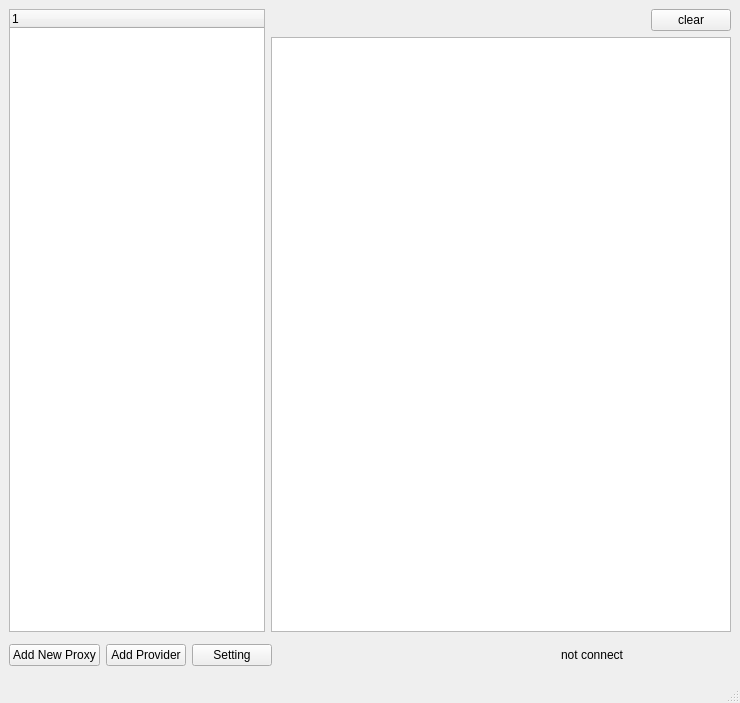
The window that ui/MainWindow.ui (ktereyp/bridge) describes before a commit, drawn with Qt 5.
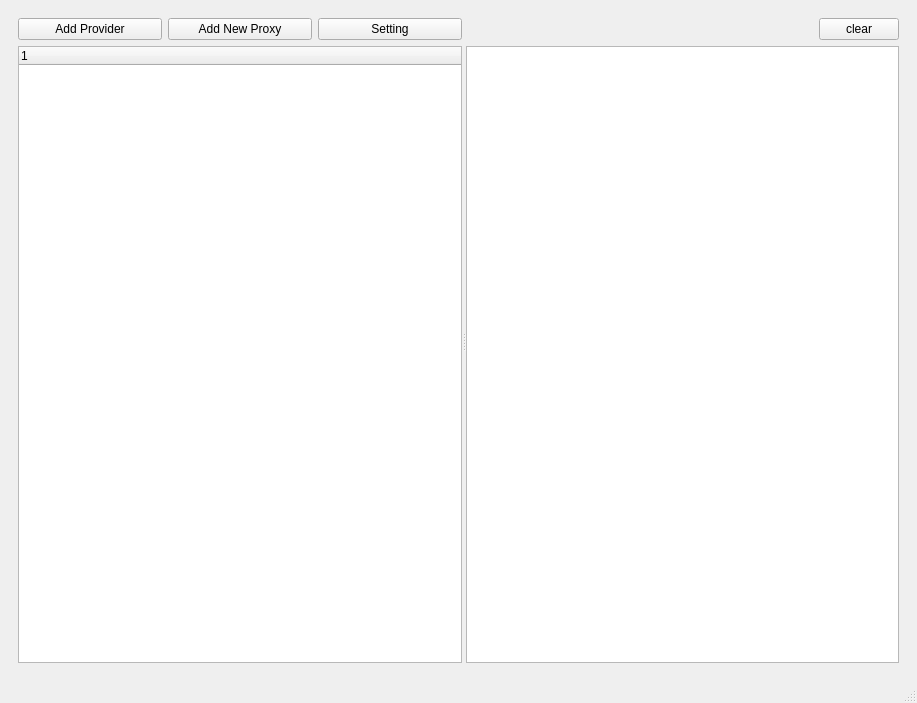
The same window after the commit.

Diff of the .ui file:
```diff
--- a/ui/MainWindow.ui
+++ b/ui/MainWindow.ui
@@ -6,7 +6,7 @@
    <rect>
     <x>0</x>
     <y>0</y>
-    <width>740</width>
+    <width>917</width>
     <height>703</height>
    </rect>
   </property>
@@ -14,11 +14,42 @@
    <string>MainWindow</string>
   </property>
   <widget class="QWidget" name="centralwidget">
-   <layout class="QVBoxLayout" name="verticalLayout_3">
+   <layout class="QVBoxLayout" name="verticalLayout_3" stretch="1">
     <item>
+     <widget class="QFrame" name="frame">
      <layout class="QHBoxLayout" name="horizontalLayout_2">
       <item>
+        <widget class="QSplitter" name="splitter">
+         <property name="orientation">
+          <enum>Qt::Horizontal</enum>
+         </property>
+         <widget class="QWidget" name="">
        <layout class="QVBoxLayout" name="verticalLayout">
+           <item>
+            <layout class="QHBoxLayout" name="horizontalLayout_4">
+             <item>
+              <widget class="QPushButton" name="addProviderBtn">
+               <property name="text">
+                <string>Add Provider</string>
+               </property>
+              </widget>
+             </item>
+             <item>
+              <widget class="QPushButton" name="addNewProxyBtn">
+               <property name="text">
+                <string>Add New Proxy</string>
+               </property>
+              </widget>
+             </item>
+             <item>
+              <widget class="QPushButton" name="settingButton">
+               <property name="text">
+                <string>Setting</string>
+               </property>
+              </widget>
+             </item>
+            </layout>
+           </item>
         <item>
          <widget class="QTreeWidget" name="proxyList">
           <property name="sizePolicy">
@@ -41,8 +72,8 @@
          </widget>
         </item>
        </layout>
-      </item>
-      <item>
+         </widget>
+         <widget class="QWidget" name="">
        <layout class="QVBoxLayout" name="verticalLayout_2">
         <item>
          <layout class="QHBoxLayout" name="horizontalLayout">
@@ -72,89 +103,11 @@
          <widget class="QPlainTextEdit" name="logView"/>
         </item>
        </layout>
-      </item>
-     </layout>
-    </item>
-    <item>
-     <layout class="QHBoxLayout" name="horizontalLayout_3">
-      <item>
-       <widget class="QPushButton" name="addNewProxyBtn">
-        <property name="text">
-         <string>Add New Proxy</string>
-        </property>
-       </widget>
-      </item>
-      <item>
-       <widget class="QPushButton" name="addProviderBtn">
-        <property name="text">
-         <string>Add Provider</string>
-        </property>
-       </widget>
-      </item>
-      <item>
-       <widget class="QPushButton" name="settingButton">
-        <property name="text">
-         <string>Setting</string>
-        </property>
-       </widget>
-      </item>
-      <item>
-       <spacer name="horizontalSpacer">
-        <property name="orientation">
-         <enum>Qt::Horizontal</enum>
-        </property>
-        <property name="sizeHint" stdset="0">
-         <size>
-          <width>40</width>
-          <height>20</height>
-         </size>
-        </property>
-       </spacer>
-      </item>
-      <item>
-       <widget class="QLabel" name="proxyIp">
-        <property name="text">
-         <string>not connect</string>
-        </property>
-       </widget>
-      </item>
-      <item>
-       <layout class="QVBoxLayout" name="verticalLayout_4">
-        <item>
-         <widget class="QLabel" name="upSpeed">
-          <property name="minimumSize">
-           <size>
-            <width>100</width>
-            <height>0</height>
-           </size>
-          </property>
-          <property name="text">
-           <string/>
-          </property>
-          <property name="alignment">
-           <set>Qt::AlignRight|Qt::AlignTrailing|Qt::AlignVCenter</set>
-          </property>
-         </widget>
-        </item>
-        <item>
-         <widget class="QLabel" name="downSpeed">
-          <property name="minimumSize">
-           <size>
-            <width>100</width>
-            <height>0</height>
-           </size>
-          </property>
-          <property name="text">
-           <string/>
-          </property>
-          <property name="alignment">
-           <set>Qt::AlignRight|Qt::AlignTrailing|Qt::AlignVCenter</set>
-          </property>
-         </widget>
-        </item>
-       </layout>
-      </item>
-     </layout>
+         </widget>
+        </widget>
+       </item>
+      </layout>
+     </widget>
     </item>
    </layout>
   </widget>
```
Left out of the diff: 2 changed lines with no effect on the pictures. Lines whose indentation alone changed are shown as unchanged.
